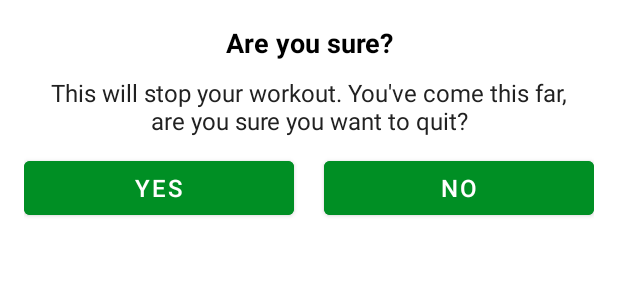
After one commit to NimrodShai2/WorkoutApp, an Android app: the layout dialog_back_confirmation.xml on its own in the app's theme, with its tools: preview values and no code run, on a phone screen of 412 x 824 dp. The commit adds this screen. Shown: the top 300 px of the screen. Run offline under Robolectric (Android 15) with nearby library versions, the phone set to English and light mode, and no system bars.

Commit message:
Added custom dialog for pressing back during workout

```diff
--- a/app/src/main/java/my/nimrodshai/workoutapp/ExcersizeActivity.kt
+++ b/app/src/main/java/my/nimrodshai/workoutapp/ExcersizeActivity.kt
@@ -1,5 +1,6 @@
 package my.nimrodshai.workoutapp
 
+import android.app.Dialog
 import android.content.Intent
 import android.media.MediaPlayer
 import android.net.Uri
@@ -11,6 +12,7 @@ import android.view.View
 import androidx.recyclerview.widget.LinearLayoutManager
 import com.google.android.material.snackbar.Snackbar
 import my.nimrodshai.workoutapp.databinding.ActivityExcersizeBinding
+import my.nimrodshai.workoutapp.databinding.DialogBackConfirmationBinding
 import java.util.*
 import kotlin.collections.ArrayList
 
@@ -36,7 +38,9 @@ class ExcersizeActivity : AppCompatActivity(), TextToSpeech.OnInitListener {
         setContentView(binding?.root)
         setSupportActionBar(binding?.tbExercise)
         supportActionBar?.setDisplayHomeAsUpEnabled(true)
-        binding?.tbExercise?.setNavigationOnClickListener { onBackPressed() }
+        binding?.tbExercise?.setNavigationOnClickListener {
+            onBackPressed()
+        }
         exerciseList = Constants.defaultExerciseList()
         restDurationSeconds = 10 //TODO: implement user choice of rest intervals
         exerciseDurationSeconds = 30//TODO: implement user choice of exercise intervals
@@ -47,11 +51,31 @@ class ExcersizeActivity : AppCompatActivity(), TextToSpeech.OnInitListener {
         setUpStatusRecyclerView()
     }
 
+    private fun dialogForBackButton() {
+        val dialog = Dialog(this)
+        val dialogBinding = DialogBackConfirmationBinding.inflate(layoutInflater)
+        dialog.setContentView(dialogBinding.root)
+        dialog.setCanceledOnTouchOutside(false)
+        dialogBinding.tvYes.setOnClickListener {
+            this@ExcersizeActivity.finish()
+            dialog.dismiss()
+        }
+        dialogBinding.tvNo.setOnClickListener{
+            dialog.dismiss()
+        }
+        dialog.show()
+
+    }
+
     private fun setUpStatusRecyclerView() {
         binding?.rvExerciseStatus?.layoutManager =
             LinearLayoutManager(this, LinearLayoutManager.HORIZONTAL, false)
         exerciseAdapter = ExerciseStatusAdapter(exerciseList!!)
         binding?.rvExerciseStatus?.adapter = exerciseAdapter
+    }
+
+    override fun onBackPressed() {
+        dialogForBackButton()
     }
 
     private fun setUpRestView() {
--- a/app/src/main/java/my/nimrodshai/workoutapp/FinishActivity.kt
+++ b/app/src/main/java/my/nimrodshai/workoutapp/FinishActivity.kt
@@ -20,4 +20,9 @@ class FinishActivity : AppCompatActivity() {
             finish()
         }
     }
+
+    override fun onDestroy() {
+        super.onDestroy()
+        binding = null
+    }
 }
--- /dev/null
+++ b/app/src/main/res/layout/dialog_back_confirmation.xml
@@ -0,0 +1,60 @@
+<?xml version="1.0" encoding="utf-8"?>
+<LinearLayout xmlns:android="http://schemas.android.com/apk/res/android"
+    android:layout_width="match_parent"
+    android:layout_height="wrap_content"
+    android:gravity="center"
+    android:orientation="vertical"
+    android:padding="16dp">
+
+    <TextView
+        android:layout_width="match_parent"
+        android:layout_height="wrap_content"
+        android:gravity="center"
+        android:text="@string/confirmation"
+        android:textColor="@android:color/black"
+        android:textSize="18sp"
+        android:textStyle="bold" />
+
+    <TextView
+        android:layout_width="match_parent"
+        android:layout_height="wrap_content"
+        android:layout_marginStart="10dp"
+        android:layout_marginTop="10dp"
+        android:layout_marginEnd="10dp"
+        android:gravity="center"
+        android:text="@string/r_u_sure"
+        android:textColor="@color/recycler_text_color"
+        android:textSize="16sp" />
+
+    <LinearLayout
+        android:layout_width="match_parent"
+        android:layout_height="wrap_content"
+        android:layout_marginTop="10dp"
+        android:orientation="horizontal">
+
+        <Button
+            android:id="@+id/tvYes"
+            android:layout_width="0dp"
+            android:layout_height="48dp"
+            android:layout_marginEnd="10dp"
+            android:layout_weight="1"
+            android:backgroundTint="@color/accent"
+            android:gravity="center"
+            android:text="@string/yes"
+            android:textColor="@color/white"
+            android:textSize="16sp" />
+
+        <Button
+            android:id="@+id/tvNo"
+            android:layout_width="0dp"
+            android:layout_height="48dp"
+            android:layout_marginStart="10dp"
+            android:layout_weight="1"
+            android:backgroundTint="@color/accent"
+            android:gravity="center"
+            android:text="@string/no"
+            android:textColor="@color/white"
+            android:textSize="16sp" />
+    </LinearLayout>
+</LinearLayout>
+    <!--END-->
--- a/app/src/main/res/values/strings.xml
+++ b/app/src/main/res/values/strings.xml
@@ -9,4 +9,8 @@
     <string name="end">END</string>
     <string name="congratulations">Congratulations!</string>
     <string name="done_message">You have done the workout!</string>
+    <string name="r_u_sure">This will stop your workout. You\'ve come this far, are you sure you want to quit?</string>
+    <string name="confirmation">Are you sure?</string>
+    <string name="yes">YES</string>
+    <string name="no">NO</string>
 </resources>
```
